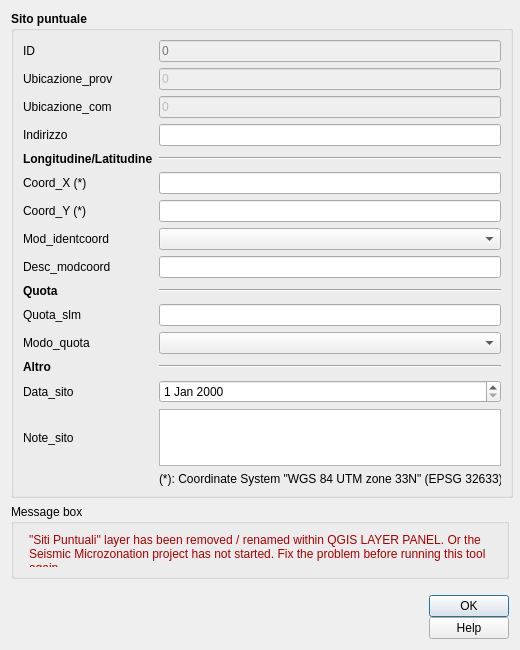
Qt form tb_edit_win.ui (CNR-IGAG/mzs-tools) before a commit.
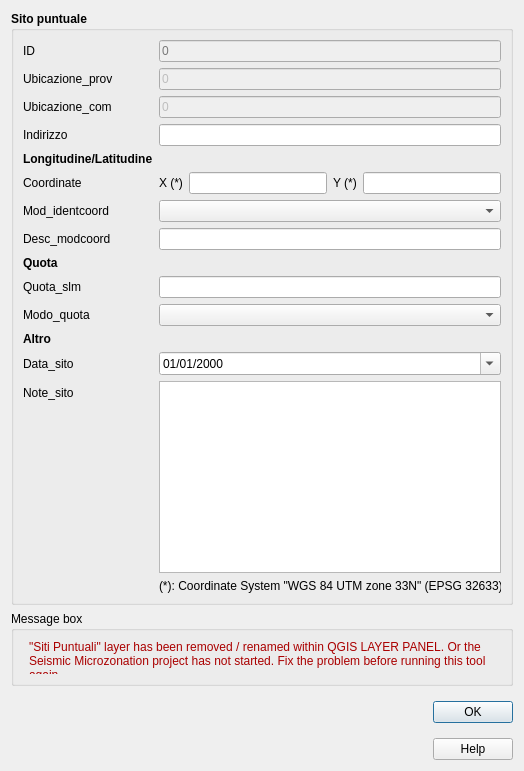
The same form after that commit. Icons and pictures are not drawn.

```diff
--- a/tb_edit_win.ui
+++ b/tb_edit_win.ui
@@ -6,28 +6,16 @@
    <rect>
     <x>0</x>
     <y>0</y>
-    <width>520</width>
-    <height>650</height>
+    <width>514</width>
+    <height>771</height>
    </rect>
   </property>
   <property name="sizePolicy">
-   <sizepolicy hsizetype="Fixed" vsizetype="Fixed">
+   <sizepolicy hsizetype="Preferred" vsizetype="Preferred">
     <horstretch>0</horstretch>
     <verstretch>0</verstretch>
    </sizepolicy>
   </property>
-  <property name="minimumSize">
-   <size>
-    <width>520</width>
-    <height>650</height>
-   </size>
-  </property>
-  <property name="maximumSize">
-   <size>
-    <width>1500</width>
-    <height>1500</height>
-   </size>
-  </property>
   <property name="windowTitle">
    <string>Add &quot;Sito puntuale&quot; using XY coordinates</string>
   </property>
@@ -37,8 +25,8 @@
   <property name="modal">
    <bool>true</bool>
   </property>
-  <layout class="QGridLayout" name="gridLayout_2">
-   <item row="0" column="0">
+  <layout class="QVBoxLayout" name="verticalLayout_2">
+   <item>
     <widget class="QGroupBox" name="groupBox">
      <property name="enabled">
       <bool>true</bool>
@@ -110,9 +98,9 @@
      <property name="title">
       <string>Sito puntuale</string>
      </property>
-     <layout class="QGridLayout" name="gridLayout">
-      <item row="27" column="0">
-       <widget class="QLabel" name="label">
+     <layout class="QFormLayout" name="formLayout_2">
+      <item row="0" column="0">
+       <widget class="QLabel" name="label_8">
         <property name="font">
          <font>
           <weight>50</weight>
@@ -120,131 +108,11 @@
          </font>
         </property>
         <property name="text">
-         <string>Mod_identcoord</string>
+         <string>ID</string>
         </property>
        </widget>
       </item>
-      <item row="20" column="1">
-       <spacer name="verticalSpacer_3">
-        <property name="orientation">
-         <enum>Qt::Vertical</enum>
-        </property>
-        <property name="sizeHint" stdset="0">
-         <size>
-          <width>20</width>
-          <height>40</height>
-         </size>
-        </property>
-       </spacer>
-      </item>
-      <item row="29" column="0">
-       <widget class="QLabel" name="label_3">
-        <property name="font">
-         <font>
-          <weight>50</weight>
-          <bold>false</bold>
-         </font>
-        </property>
-        <property name="text">
-         <string>Desc_modcoord</string>
-        </property>
-       </widget>
-      </item>
-      <item row="9" column="1">
-       <spacer name="verticalSpacer_12">
-        <property name="orientation">
-         <enum>Qt::Vertical</enum>
-        </property>
-        <property name="sizeHint" stdset="0">
-         <size>
-          <width>20</width>
-          <height>40</height>
-         </size>
-        </property>
-       </spacer>
-      </item>
-      <item row="34" column="1">
-       <spacer name="verticalSpacer_8">
-        <property name="orientation">
-         <enum>Qt::Vertical</enum>
-        </property>
-        <property name="sizeHint" stdset="0">
-         <size>
-          <width>20</width>
-          <height>40</height>
-         </size>
-        </property>
-       </spacer>
-      </item>
-      <item row="10" column="1">
-       <widget class="QLineEdit" name="ubicazione_com">
-        <property name="enabled">
-         <bool>false</bool>
-        </property>
-        <property name="font">
-         <font>
-          <weight>50</weight>
-          <bold>false</bold>
-         </font>
-        </property>
-        <property name="toolTip">
-         <string/>
-        </property>
-        <property name="text">
-         <string>0</string>
-        </property>
-       </widget>
-      </item>
-      <item row="33" column="1">
-       <widget class="QLineEdit" name="quota_slm">
-        <property name="font">
-         <font>
-          <weight>50</weight>
-          <bold>false</bold>
-         </font>
-        </property>
-        <property name="toolTip">
-         <string/>
-        </property>
-       </widget>
-      </item>
-      <item row="16" column="1">
-       <widget class="QLineEdit" name="coord_x">
-        <property name="toolTip">
-         <string/>
-        </property>
-        <property name="inputMethodHints">
-         <set>Qt::ImhNone</set>
-        </property>
-       </widget>
-      </item>
-      <item row="29" column="1">
-       <widget class="QLineEdit" name="desc_modcoord">
-        <property name="font">
-         <font>
-          <weight>50</weight>
-          <bold>false</bold>
-         </font>
-        </property>
-        <property name="toolTip">
-         <string/>
-        </property>
-       </widget>
-      </item>
-      <item row="33" column="0">
-       <widget class="QLabel" name="label_4">
-        <property name="font">
-         <font>
-          <weight>50</weight>
-          <bold>false</bold>
-         </font>
-        </property>
-        <property name="text">
-         <string>Quota_slm</string>
-        </property>
-       </widget>
-      </item>
-      <item row="4" column="1">
+      <item row="0" column="1">
        <widget class="QLineEdit" name="id_spu">
         <property name="enabled">
          <bool>false</bool>
@@ -261,6 +129,15 @@
              </color>
             </brush>
            </colorrole>
+           <colorrole role="PlaceholderText">
+            <brush brushstyle="NoBrush">
+             <color alpha="128">
+              <red>113</red>
+              <green>113</green>
+              <blue>113</blue>
+             </color>
+            </brush>
+           </colorrole>
           </active>
           <inactive>
            <colorrole role="Text">
@@ -272,6 +149,15 @@
              </color>
             </brush>
            </colorrole>
+           <colorrole role="PlaceholderText">
+            <brush brushstyle="NoBrush">
+             <color alpha="128">
+              <red>113</red>
+              <green>113</green>
+              <blue>113</blue>
+             </color>
+            </brush>
+           </colorrole>
           </inactive>
           <disabled>
            <colorrole role="Text">
@@ -283,6 +169,15 @@
              </color>
             </brush>
            </colorrole>
+           <colorrole role="PlaceholderText">
+            <brush brushstyle="NoBrush">
+             <color alpha="128">
+              <red>113</red>
+              <green>113</green>
+              <blue>113</blue>
+             </color>
+            </brush>
+           </colorrole>
           </disabled>
          </palette>
         </property>
@@ -300,121 +195,7 @@
         </property>
        </widget>
       </item>
-      <item row="28" column="1">
-       <spacer name="verticalSpacer_6">
-        <property name="orientation">
-         <enum>Qt::Vertical</enum>
-        </property>
-        <property name="sizeHint" stdset="0">
-         <size>
-          <width>20</width>
-          <height>40</height>
-         </size>
-        </property>
-       </spacer>
-      </item>
-      <item row="26" column="1">
-       <spacer name="verticalSpacer_5">
-        <property name="orientation">
-         <enum>Qt::Vertical</enum>
-        </property>
-        <property name="sizeHint" stdset="0">
-         <size>
-          <width>20</width>
-          <height>40</height>
-         </size>
-        </property>
-       </spacer>
-      </item>
-      <item row="8" column="1">
-       <widget class="QLineEdit" name="ubicazione_prov">
-        <property name="enabled">
-         <bool>false</bool>
-        </property>
-        <property name="font">
-         <font>
-          <weight>50</weight>
-          <bold>false</bold>
-         </font>
-        </property>
-        <property name="toolTip">
-         <string/>
-        </property>
-        <property name="text">
-         <string>0</string>
-        </property>
-       </widget>
-      </item>
-      <item row="32" column="1">
-       <spacer name="verticalSpacer_7">
-        <property name="orientation">
-         <enum>Qt::Vertical</enum>
-        </property>
-        <property name="sizeHint" stdset="0">
-         <size>
-          <width>20</width>
-          <height>40</height>
-         </size>
-        </property>
-       </spacer>
-      </item>
-      <item row="15" column="1">
-       <spacer name="verticalSpacer_2">
-        <property name="orientation">
-         <enum>Qt::Vertical</enum>
-        </property>
-        <property name="sizeHint" stdset="0">
-         <size>
-          <width>20</width>
-          <height>40</height>
-         </size>
-        </property>
-       </spacer>
-      </item>
-      <item row="35" column="1">
-       <layout class="QHBoxLayout" name="horizontalLayout_2">
-        <item>
-         <widget class="QComboBox" name="modo_quota">
-          <property name="sizePolicy">
-           <sizepolicy hsizetype="Expanding" vsizetype="Fixed">
-            <horstretch>0</horstretch>
-            <verstretch>0</verstretch>
-           </sizepolicy>
-          </property>
-          <property name="font">
-           <font>
-            <weight>50</weight>
-            <bold>false</bold>
-           </font>
-          </property>
-          <property name="toolTip">
-           <string/>
-          </property>
-         </widget>
-        </item>
-       </layout>
-      </item>
-      <item row="21" column="1">
-       <widget class="QLineEdit" name="coord_y">
-        <property name="toolTip">
-         <string/>
-        </property>
-       </widget>
-      </item>
-      <item row="5" column="1">
-       <spacer name="verticalSpacer_13">
-        <property name="orientation">
-         <enum>Qt::Vertical</enum>
-        </property>
-        <property name="sizeHint" stdset="0">
-         <size>
-          <width>20</width>
-          <height>40</height>
-         </size>
-        </property>
-       </spacer>
-      </item>
-      <item row="8" column="0">
+      <item row="1" column="0">
        <widget class="QLabel" name="label_10">
         <property name="font">
          <font>
@@ -427,8 +208,11 @@
         </property>
        </widget>
       </item>
-      <item row="39" column="1">
-       <widget class="QDateEdit" name="data_sito">
+      <item row="1" column="1">
+       <widget class="QLineEdit" name="ubicazione_prov">
+        <property name="enabled">
+         <bool>false</bool>
+        </property>
         <property name="font">
          <font>
           <weight>50</weight>
@@ -438,36 +222,78 @@
         <property name="toolTip">
          <string/>
         </property>
+        <property name="text">
+         <string>0</string>
+        </property>
        </widget>
       </item>
-      <item row="40" column="1">
-       <spacer name="verticalSpacer_11">
-        <property name="orientation">
-         <enum>Qt::Vertical</enum>
+      <item row="2" column="0">
+       <widget class="QLabel" name="label_11">
+        <property name="font">
+         <font>
+          <weight>50</weight>
+          <bold>false</bold>
+         </font>
         </property>
-        <property name="sizeHint" stdset="0">
-         <size>
-          <width>20</width>
-          <height>40</height>
-         </size>
+        <property name="text">
+         <string>Ubicazione_com</string>
         </property>
-       </spacer>
+       </widget>
       </item>
-      <item row="36" column="1">
-       <spacer name="verticalSpacer_10">
-        <property name="orientation">
-         <enum>Qt::Vertical</enum>
+      <item row="2" column="1">
+       <widget class="QLineEdit" name="ubicazione_com">
+        <property name="enabled">
+         <bool>false</bool>
         </property>
-        <property name="sizeHint" stdset="0">
-         <size>
-          <width>20</width>
-          <height>40</height>
-         </size>
+        <property name="font">
+         <font>
+          <weight>50</weight>
+          <bold>false</bold>
+         </font>
         </property>
-       </spacer>
+        <property name="toolTip">
+         <string/>
+        </property>
+        <property name="text">
+         <string>0</string>
+        </property>
+       </widget>
+      </item>
+      <item row="3" column="0">
+       <widget class="QLabel" name="label_2">
+        <property name="font">
+         <font>
+          <weight>50</weight>
+          <bold>false</bold>
+         </font>
+        </property>
+        <property name="text">
+         <string>Indirizzo</string>
+        </property>
+       </widget>
+      </item>
+      <item row="3" column="1">
+       <widget class="QLineEdit" name="indirizzo">
+        <property name="font">
+         <font>
+          <weight>50</weight>
+          <bold>false</bold>
+         </font>
+        </property>
+        <property name="toolTip">
+         <string/>
+        </property>
+       </widget>
       </item>
       <item row="4" column="0">
-       <widget class="QLabel" name="label_8">
+       <widget class="QLabel" name="label_15">
+        <property name="text">
+         <string>&lt;b&gt;Longitudine/Latitudine&lt;/b&gt;</string>
+        </property>
+       </widget>
+      </item>
+      <item row="6" column="0">
+       <widget class="QLabel" name="label">
         <property name="font">
          <font>
           <weight>50</weight>
@@ -475,34 +301,89 @@
          </font>
         </property>
         <property name="text">
-         <string>ID</string>
+         <string>Mod_identcoord</string>
         </property>
        </widget>
       </item>
-      <item row="27" column="1">
-       <layout class="QHBoxLayout" name="horizontalLayout">
-        <item>
-         <widget class="QComboBox" name="mod_identcoord">
-          <property name="sizePolicy">
-           <sizepolicy hsizetype="Expanding" vsizetype="Fixed">
-            <horstretch>0</horstretch>
-            <verstretch>0</verstretch>
-           </sizepolicy>
-          </property>
-          <property name="font">
-           <font>
-            <weight>50</weight>
-            <bold>false</bold>
-           </font>
-          </property>
-          <property name="toolTip">
-           <string/>
-          </property>
-         </widget>
-        </item>
-       </layout>
+      <item row="6" column="1">
+       <widget class="QComboBox" name="mod_identcoord">
+        <property name="sizePolicy">
+         <sizepolicy hsizetype="Expanding" vsizetype="Fixed">
+          <horstretch>0</horstretch>
+          <verstretch>0</verstretch>
+         </sizepolicy>
+        </property>
+        <property name="font">
+         <font>
+          <weight>50</weight>
+          <bold>false</bold>
+         </font>
+        </property>
+        <property name="toolTip">
+         <string/>
+        </property>
+       </widget>
       </item>
-      <item row="35" column="0">
+      <item row="7" column="0">
+       <widget class="QLabel" name="label_3">
+        <property name="font">
+         <font>
+          <weight>50</weight>
+          <bold>false</bold>
+         </font>
+        </property>
+        <property name="text">
+         <string>Desc_modcoord</string>
+        </property>
+       </widget>
+      </item>
+      <item row="7" column="1">
+       <widget class="QLineEdit" name="desc_modcoord">
+        <property name="font">
+         <font>
+          <weight>50</weight>
+          <bold>false</bold>
+         </font>
+        </property>
+        <property name="toolTip">
+         <string/>
+        </property>
+       </widget>
+      </item>
+      <item row="8" column="0">
+       <widget class="QLabel" name="label_16">
+        <property name="text">
+         <string>&lt;b&gt;Quota&lt;/b&gt;</string>
+        </property>
+       </widget>
+      </item>
+      <item row="9" column="0">
+       <widget class="QLabel" name="label_4">
+        <property name="font">
+         <font>
+          <weight>50</weight>
+          <bold>false</bold>
+         </font>
+        </property>
+        <property name="text">
+         <string>Quota_slm</string>
+        </property>
+       </widget>
+      </item>
+      <item row="9" column="1">
+       <widget class="QLineEdit" name="quota_slm">
+        <property name="font">
+         <font>
+          <weight>50</weight>
+          <bold>false</bold>
+         </font>
+        </property>
+        <property name="toolTip">
+         <string/>
+        </property>
+       </widget>
+      </item>
+      <item row="10" column="0">
        <widget class="QLabel" name="label_5">
         <property name="font">
          <font>
@@ -515,20 +396,33 @@
         </property>
        </widget>
       </item>
-      <item row="10" column="0">
-       <widget class="QLabel" name="label_11">
+      <item row="10" column="1">
+       <widget class="QComboBox" name="modo_quota">
+        <property name="sizePolicy">
+         <sizepolicy hsizetype="Expanding" vsizetype="Fixed">
+          <horstretch>0</horstretch>
+          <verstretch>0</verstretch>
+         </sizepolicy>
+        </property>
         <property name="font">
          <font>
           <weight>50</weight>
           <bold>false</bold>
          </font>
         </property>
+        <property name="toolTip">
+         <string/>
+        </property>
+       </widget>
+      </item>
+      <item row="11" column="0">
+       <widget class="QLabel" name="label_14">
         <property name="text">
-         <string>Ubicazione_com</string>
+         <string>&lt;b&gt;Altro&lt;/b&gt;</string>
         </property>
        </widget>
       </item>
-      <item row="39" column="0">
+      <item row="12" column="0">
        <widget class="QLabel" name="label_6">
         <property name="font">
          <font>
@@ -541,7 +435,39 @@
         </property>
        </widget>
       </item>
-      <item row="41" column="1">
+      <item row="12" column="1">
+       <widget class="QDateEdit" name="data_sito">
+        <property name="font">
+         <font>
+          <weight>50</weight>
+          <bold>false</bold>
+         </font>
+        </property>
+        <property name="toolTip">
+         <string/>
+        </property>
+        <property name="displayFormat">
+         <string>dd/MM/yyyy</string>
+        </property>
+        <property name="calendarPopup">
+         <bool>true</bool>
+        </property>
+       </widget>
+      </item>
+      <item row="13" column="0">
+       <widget class="QLabel" name="label_7">
+        <property name="font">
+         <font>
+          <weight>50</weight>
+          <bold>false</bold>
+         </font>
+        </property>
+        <property name="text">
+         <string>Note_sito</string>
+        </property>
+       </widget>
+      </item>
+      <item row="13" column="1">
        <widget class="QTextEdit" name="note_sito">
         <property name="sizePolicy">
          <sizepolicy hsizetype="Expanding" vsizetype="Expanding">
@@ -566,72 +492,7 @@
         </property>
        </widget>
       </item>
-      <item row="41" column="0">
-       <widget class="QLabel" name="label_7">
-        <property name="font">
-         <font>
-          <weight>50</weight>
-          <bold>false</bold>
-         </font>
-        </property>
-        <property name="text">
-         <string>Note_sito</string>
-        </property>
-       </widget>
-      </item>
-      <item row="16" column="0">
-       <widget class="QLabel" name="label_12">
-        <property name="font">
-         <font>
-          <weight>50</weight>
-          <bold>false</bold>
-         </font>
-        </property>
-        <property name="text">
-         <string>Coord_X (*)</string>
-        </property>
-       </widget>
-      </item>
-      <item row="21" column="0">
-       <widget class="QLabel" name="label_13">
-        <property name="font">
-         <font>
-          <weight>50</weight>
-          <bold>false</bold>
-         </font>
-        </property>
-        <property name="text">
-         <string>Coord_Y (*)</string>
-        </property>
-       </widget>
-      </item>
-      <item row="3" column="1">
-       <spacer name="verticalSpacer">
-        <property name="orientation">
-         <enum>Qt::Vertical</enum>
-        </property>
-        <property name="sizeHint" stdset="0">
-         <size>
-          <width>20</width>
-          <height>40</height>
-         </size>
-        </property>
-       </spacer>
-      </item>
-      <item row="44" column="1">
-       <spacer name="verticalSpacer_9">
-        <property name="orientation">
-         <enum>Qt::Vertical</enum>
-        </property>
-        <property name="sizeHint" stdset="0">
-         <size>
-          <width>20</width>
-          <height>40</height>
-         </size>
-        </property>
-       </spacer>
-      </item>
-      <item row="43" column="1">
+      <item row="14" column="1">
        <widget class="QLabel" name="label_9">
         <property name="sizePolicy">
          <sizepolicy hsizetype="Expanding" vsizetype="Expanding">
@@ -650,130 +511,70 @@
         </property>
        </widget>
       </item>
-      <item row="30" column="1">
-       <spacer name="verticalSpacer_15">
-        <property name="orientation">
-         <enum>Qt::Vertical</enum>
-        </property>
-        <property name="sizeHint" stdset="0">
-         <size>
-          <width>20</width>
-          <height>40</height>
-         </size>
-        </property>
-       </spacer>
+      <item row="5" column="1">
+       <layout class="QGridLayout" name="gridLayout">
+        <item row="0" column="2">
+         <widget class="QLabel" name="label_13">
+          <property name="font">
+           <font>
+            <weight>50</weight>
+            <bold>false</bold>
+           </font>
+          </property>
+          <property name="text">
+           <string>Y (*)</string>
+          </property>
+         </widget>
+        </item>
+        <item row="0" column="0">
+         <widget class="QLabel" name="label_12">
+          <property name="font">
+           <font>
+            <weight>50</weight>
+            <bold>false</bold>
+           </font>
+          </property>
+          <property name="text">
+           <string>X (*)</string>
+          </property>
+         </widget>
+        </item>
+        <item row="0" column="1">
+         <widget class="QLineEdit" name="coord_x">
+          <property name="toolTip">
+           <string/>
+          </property>
+          <property name="inputMethodHints">
+           <set>Qt::ImhNone</set>
+          </property>
+         </widget>
+        </item>
+        <item row="0" column="3">
+         <widget class="QLineEdit" name="coord_y">
+          <property name="toolTip">
+           <string/>
+          </property>
+         </widget>
+        </item>
+       </layout>
       </item>
-      <item row="11" column="1">
-       <spacer name="verticalSpacer_4">
-        <property name="orientation">
-         <enum>Qt::Vertical</enum>
-        </property>
-        <property name="sizeHint" stdset="0">
-         <size>
-          <width>20</width>
-          <height>40</height>
-         </size>
-        </property>
-       </spacer>
-      </item>
-      <item row="37" column="1">
-       <widget class="Line" name="line_3">
-        <property name="orientation">
-         <enum>Qt::Horizontal</enum>
-        </property>
-       </widget>
-      </item>
-      <item row="12" column="1">
-       <widget class="QLineEdit" name="indirizzo">
+      <item row="5" column="0">
+       <widget class="QLabel" name="label_17">
         <property name="font">
          <font>
           <weight>50</weight>
           <bold>false</bold>
          </font>
         </property>
-        <property name="toolTip">
-         <string/>
-        </property>
-       </widget>
-      </item>
-      <item row="13" column="1">
-       <spacer name="verticalSpacer_14">
-        <property name="orientation">
-         <enum>Qt::Vertical</enum>
-        </property>
-        <property name="sizeHint" stdset="0">
-         <size>
-          <width>20</width>
-          <height>40</height>
-         </size>
-        </property>
-       </spacer>
-      </item>
-      <item row="12" column="0">
-       <widget class="QLabel" name="label_2">
-        <property name="font">
-         <font>
-          <weight>50</weight>
-          <bold>false</bold>
-         </font>
-        </property>
         <property name="text">
-         <string>Indirizzo</string>
-        </property>
-       </widget>
-      </item>
-      <item row="14" column="1">
-       <widget class="Line" name="line">
-        <property name="orientation">
-         <enum>Qt::Horizontal</enum>
-        </property>
-       </widget>
-      </item>
-      <item row="31" column="1">
-       <widget class="Line" name="line_2">
-        <property name="orientation">
-         <enum>Qt::Horizontal</enum>
-        </property>
-       </widget>
-      </item>
-      <item row="38" column="1">
-       <spacer name="verticalSpacer_16">
-        <property name="orientation">
-         <enum>Qt::Vertical</enum>
-        </property>
-        <property name="sizeHint" stdset="0">
-         <size>
-          <width>20</width>
-          <height>40</height>
-         </size>
-        </property>
-       </spacer>
-      </item>
-      <item row="37" column="0">
-       <widget class="QLabel" name="label_14">
-        <property name="text">
-         <string>&lt;b&gt;Altro&lt;/b&gt;</string>
-        </property>
-       </widget>
-      </item>
-      <item row="14" column="0">
-       <widget class="QLabel" name="label_15">
-        <property name="text">
-         <string>&lt;b&gt;Longitudine/Latitudine&lt;/b&gt;</string>
-        </property>
-       </widget>
-      </item>
-      <item row="31" column="0">
-       <widget class="QLabel" name="label_16">
-        <property name="text">
-         <string>&lt;b&gt;Quota&lt;/b&gt;</string>
+         <string>Coordinate</string>
         </property>
        </widget>
       </item>
      </layout>
     </widget>
    </item>
-   <item row="1" column="0">
+   <item>
     <widget class="QGroupBox" name="groupBox_2">
      <property name="sizePolicy">
       <sizepolicy hsizetype="Expanding" vsizetype="Fixed">
@@ -825,21 +626,60 @@
      </layout>
     </widget>
    </item>
-   <item row="2" column="0">
-    <layout class="QGridLayout" name="gridLayout_4">
-     <property name="sizeConstraint">
-      <enum>QLayout::SetDefaultConstraint</enum>
-     </property>
-     <property name="topMargin">
-      <number>10</number>
-     </property>
-     <property name="horizontalSpacing">
-      <number>10</number>
-     </property>
-     <property name="verticalSpacing">
-      <number>0</number>
-     </property>
-     <item row="0" column="4">
+   <item>
+    <layout class="QHBoxLayout" name="horizontalLayout">
+     <item>
+      <widget class="QLabel" name="label_25">
+       <property name="maximumSize">
+        <size>
+         <width>81</width>
+         <height>60</height>
+        </size>
+       </property>
+       <property name="text">
+        <string/>
+       </property>
+       <property name="pixmap">
+        <pixmap>../../../Documenti/itopen/progetti/CNR-mzs-tools/mzs-tools/img/Logo CNR-2010-Quadrato-ITA-high.png</pixmap>
+       </property>
+       <property name="scaledContents">
+        <bool>true</bool>
+       </property>
+      </widget>
+     </item>
+     <item>
+      <widget class="QLabel" name="label_24">
+       <property name="maximumSize">
+        <size>
+         <width>70</width>
+         <height>60</height>
+        </size>
+       </property>
+       <property name="text">
+        <string/>
+       </property>
+       <property name="pixmap">
+        <pixmap>../../../Documenti/itopen/progetti/CNR-mzs-tools/mzs-tools/img/IGAG-CMYK.png</pixmap>
+       </property>
+       <property name="scaledContents">
+        <bool>true</bool>
+       </property>
+      </widget>
+     </item>
+     <item>
+      <spacer name="horizontalSpacer">
+       <property name="orientation">
+        <enum>Qt::Horizontal</enum>
+       </property>
+       <property name="sizeHint" stdset="0">
+        <size>
+         <width>40</width>
+         <height>20</height>
+        </size>
+       </property>
+      </spacer>
+     </item>
+     <item>
       <layout class="QVBoxLayout" name="verticalLayout">
        <item>
         <widget class="QDialogButtonBox" name="button_box">
@@ -869,73 +709,6 @@
        </item>
       </layout>
      </item>
-     <item row="0" column="0">
-      <widget class="QLabel" name="cnr">
-       <property name="sizePolicy">
-        <sizepolicy hsizetype="Preferred" vsizetype="Fixed">
-         <horstretch>0</horstretch>
-         <verstretch>0</verstretch>
-        </sizepolicy>
-       </property>
-       <property name="text">
-        <string/>
-       </property>
-       <property name="pixmap">
-        <pixmap>img/logo-cnr.png</pixmap>
-       </property>
-       <property name="scaledContents">
-        <bool>true</bool>
-       </property>
-      </widget>
-     </item>
-     <item row="0" column="1">
-      <widget class="QLabel" name="igag">
-       <property name="sizePolicy">
-        <sizepolicy hsizetype="Preferred" vsizetype="Fixed">
-         <horstretch>0</horstretch>
-         <verstretch>0</verstretch>
-        </sizepolicy>
-       </property>
-       <property name="text">
-        <string/>
-       </property>
-       <property name="pixmap">
-        <pixmap>img/logo-igag.png</pixmap>
-       </property>
-      </widget>
-     </item>
-     <item row="0" column="3">
-      <spacer name="horizontalSpacer">
-       <property name="orientation">
-        <enum>Qt::Horizontal</enum>
-       </property>
-       <property name="sizeHint" stdset="0">
-        <size>
-         <width>40</width>
-         <height>20</height>
-        </size>
-       </property>
-      </spacer>
-     </item>
-     <item row="0" column="2">
-      <widget class="QLabel" name="labgis">
-       <property name="sizePolicy">
-        <sizepolicy hsizetype="Preferred" vsizetype="Fixed">
-         <horstretch>0</horstretch>
-         <verstretch>0</verstretch>
-        </sizepolicy>
-       </property>
-       <property name="text">
-        <string/>
-       </property>
-       <property name="pixmap">
-        <pixmap>img/logo-labgis.png</pixmap>
-       </property>
-       <property name="scaledContents">
-        <bool>true</bool>
-       </property>
-      </widget>
-     </item>
     </layout>
    </item>
   </layout>
```
Left out of the diff: 15 changed lines with no effect on the pictures.
